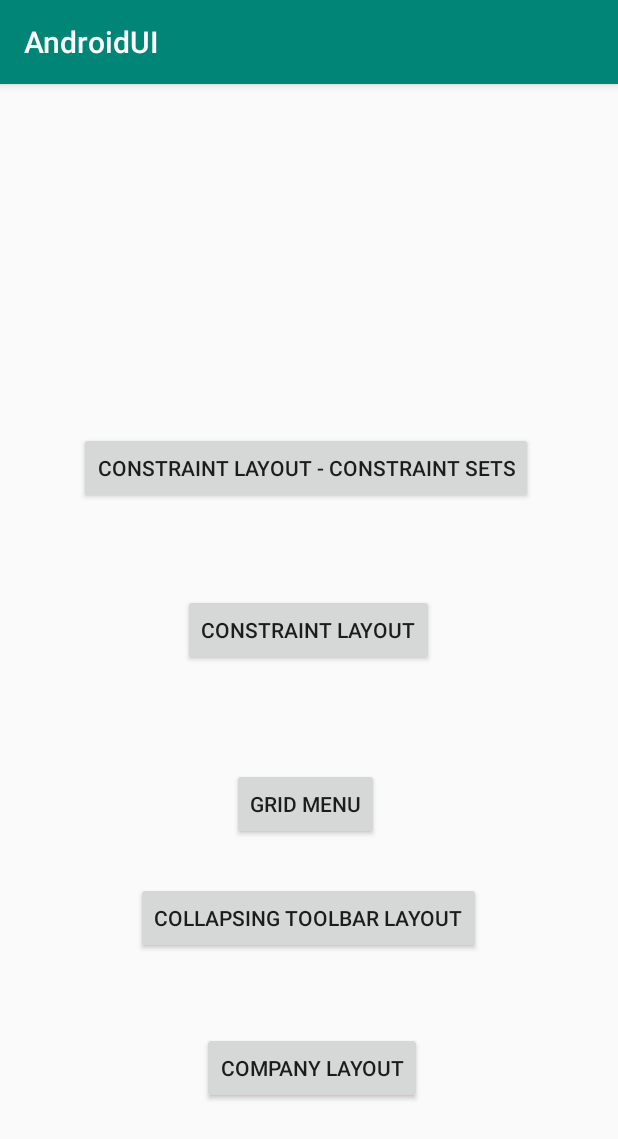
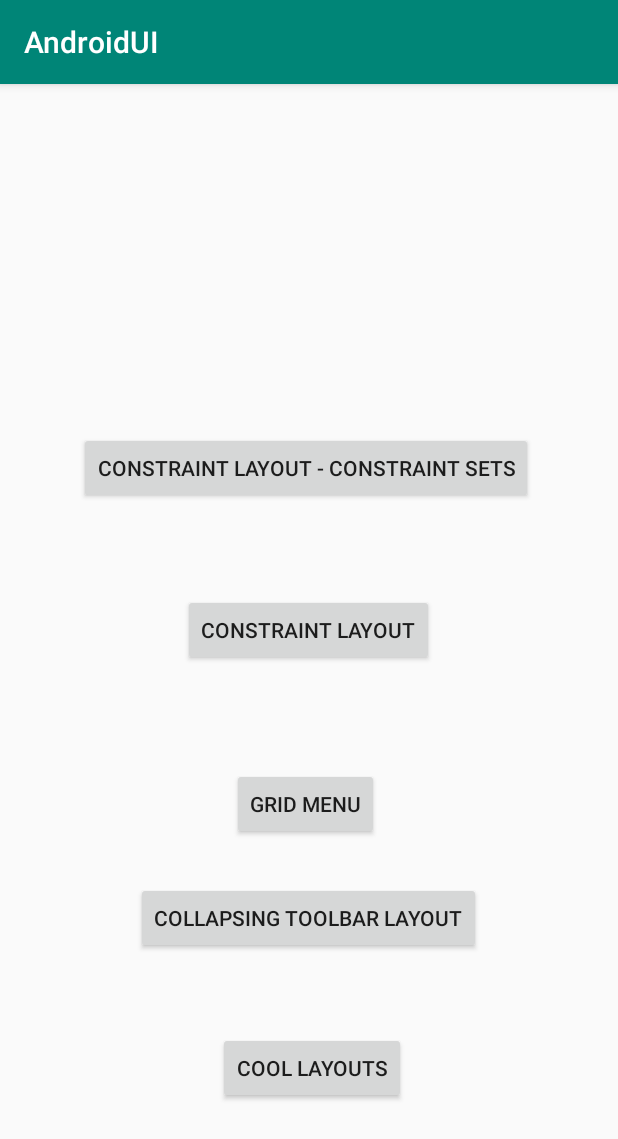
Before and after one commit to ArtemisSoftware/Android-UI, an Android app: the screen it shows after launch (MainActivity), on a phone screen of 412 x 824 dp. Shown: the top 1139 px of the screen. Run offline under Robolectric (Android 15) with nearby library versions, the phone set to English and light mode, and no system bars.

```diff
--- a/app/build.gradle
+++ b/app/build.gradle
@@ -31,4 +31,6 @@ dependencies {
     implementation "com.android.support:design:$design_version"
 
     implementation "com.google.android.material:material:1.0.0-rc01"
+
+    implementation 'com.github.wujingchao:MultiCardMenu:v0.9.9'
 }
--- a/app/src/main/java/com/ArtemisSoftware/androidui/MainActivity.java
+++ b/app/src/main/java/com/ArtemisSoftware/androidui/MainActivity.java
@@ -6,6 +6,9 @@ import android.content.Intent;
 import android.os.Bundle;
 import android.view.View;
 import android.widget.Button;
+
+import com.ArtemisSoftware.androidui.coollayouts.CompanyLayoutActivity;
+import com.ArtemisSoftware.androidui.coollayouts.CoolLayoutsActivity;
 
 public class MainActivity extends AppCompatActivity {
 
@@ -18,7 +21,7 @@ public class MainActivity extends AppCompatActivity {
         ((Button) findViewById(R.id.btn_ctr_lyt_const_sets)).setOnClickListener(btn_ctr_lyt_const_sets_OnClickListener);
         ((Button) findViewById(R.id.btn_col_tool_lyt)).setOnClickListener(btn_col_tool_lyt_OnClickListener);
         ((Button) findViewById(R.id.btn_grid_menu)).setOnClickListener(btn_grid_menu_OnClickListener);
-        ((Button) findViewById(R.id.btn_company_layout)).setOnClickListener(btn_company_layout_OnClickListener);
+        ((Button) findViewById(R.id.btn_cool_layout)).setOnClickListener(btn_cool_layout_OnClickListener);
     }
 
     Button.OnClickListener btn_ctr_lyt_OnClickListener = new View.OnClickListener() {
@@ -62,12 +65,12 @@ public class MainActivity extends AppCompatActivity {
         }
     };
 
-    Button.OnClickListener btn_company_layout_OnClickListener = new View.OnClickListener() {
+    Button.OnClickListener btn_cool_layout_OnClickListener = new View.OnClickListener() {
 
         @Override
         public void onClick(View arg0) {
 
-            Intent browserIntent = new Intent(getApplicationContext(), CompanyLayoutActivity.class);
+            Intent browserIntent = new Intent(getApplicationContext(), CoolLayoutsActivity.class);
             startActivity(browserIntent);
         }
     };
--- a/app/src/main/java/com/ArtemisSoftware/androidui/CompanyLayoutActivity.java
+++ b/app/src/main/java/com/ArtemisSoftware/androidui/coollayouts/CompanyLayoutActivity.java
@@ -1,4 +1,4 @@
-package com.ArtemisSoftware.androidui;
+package com.ArtemisSoftware.androidui.coollayouts;
 
 import androidx.appcompat.app.AppCompatActivity;
 import androidx.core.graphics.drawable.RoundedBitmapDrawable;
@@ -8,6 +8,8 @@ import android.graphics.Bitmap;
 import android.graphics.BitmapFactory;
 import android.os.Bundle;
 import android.widget.ImageView;
+
+import com.ArtemisSoftware.androidui.R;
 
 public class CompanyLayoutActivity extends AppCompatActivity {
 
--- a/app/src/main/res/layout/activity_company_layout.xml
+++ b/app/src/main/res/layout/activity_company_layout.xml
@@ -4,7 +4,7 @@
     xmlns:tools="http://schemas.android.com/tools"
     android:layout_width="match_parent"
     android:layout_height="match_parent"
-    tools:context=".CompanyLayoutActivity">
+    tools:context=".coollayouts.CompanyLayoutActivity">
 
     <ImageView
         android:id="@+id/banner"
--- a/app/src/main/res/layout/activity_main.xml
+++ b/app/src/main/res/layout/activity_main.xml
@@ -54,11 +54,11 @@
         app:layout_constraintTop_toBottomOf="@+id/btn_ctr_lyt" />
 
     <Button
-        android:id="@+id/btn_company_layout"
+        android:id="@+id/btn_cool_layout"
         android:layout_width="wrap_content"
         android:layout_height="wrap_content"
         android:layout_marginTop="52dp"
-        android:text="Company Layout"
+        android:text="Cool Layouts"
         app:layout_constraintEnd_toEndOf="parent"
         app:layout_constraintHorizontal_bias="0.507"
         app:layout_constraintStart_toStartOf="parent"
--- a/build.gradle
+++ b/build.gradle
@@ -4,6 +4,8 @@ buildscript {
     repositories {
         google()
         jcenter()
+
+
 
     }
     dependencies {
@@ -18,7 +20,9 @@ allprojects {
     repositories {
         google()
         jcenter()
-
+        maven {
+            url "https://jitpack.io"
+        }
     }
 }
 
```
Also changed, not shown: app/src/main/AndroidManifest.xml (+5 -2 lines), app/src/main/java/com/ArtemisSoftware/androidui/coollayouts/CoolLayoutsActivity.java (added, +16 -0 lines), app/src/main/res/layout/activity_cool_layouts.xml (added, +9 -0 lines).
